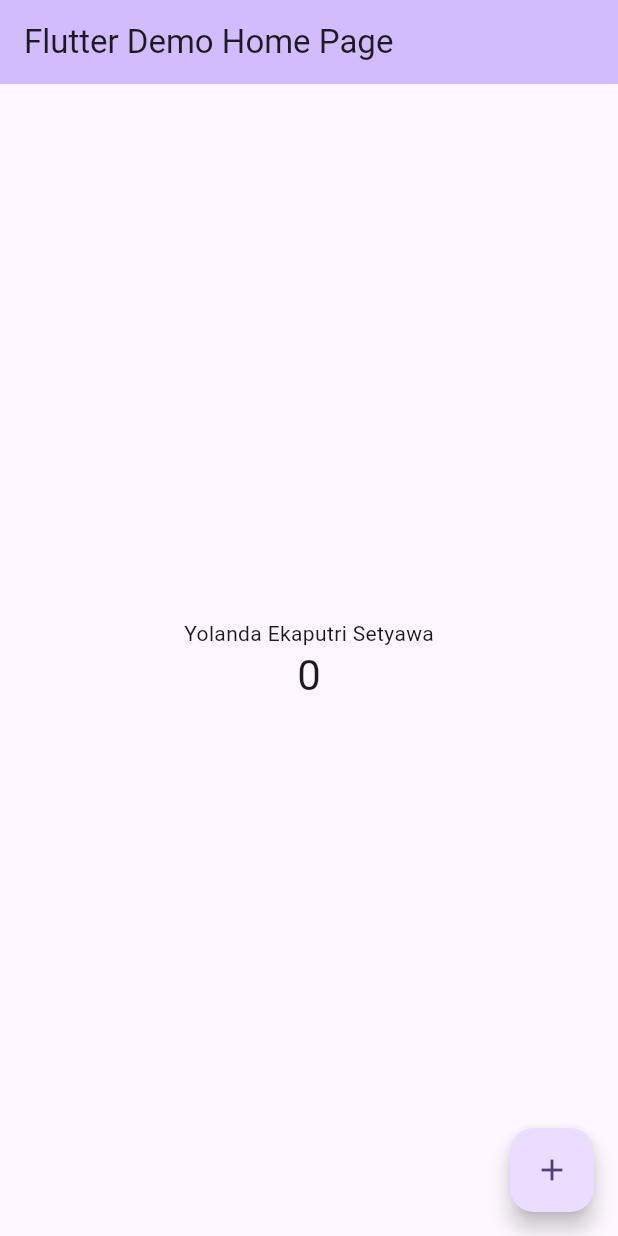
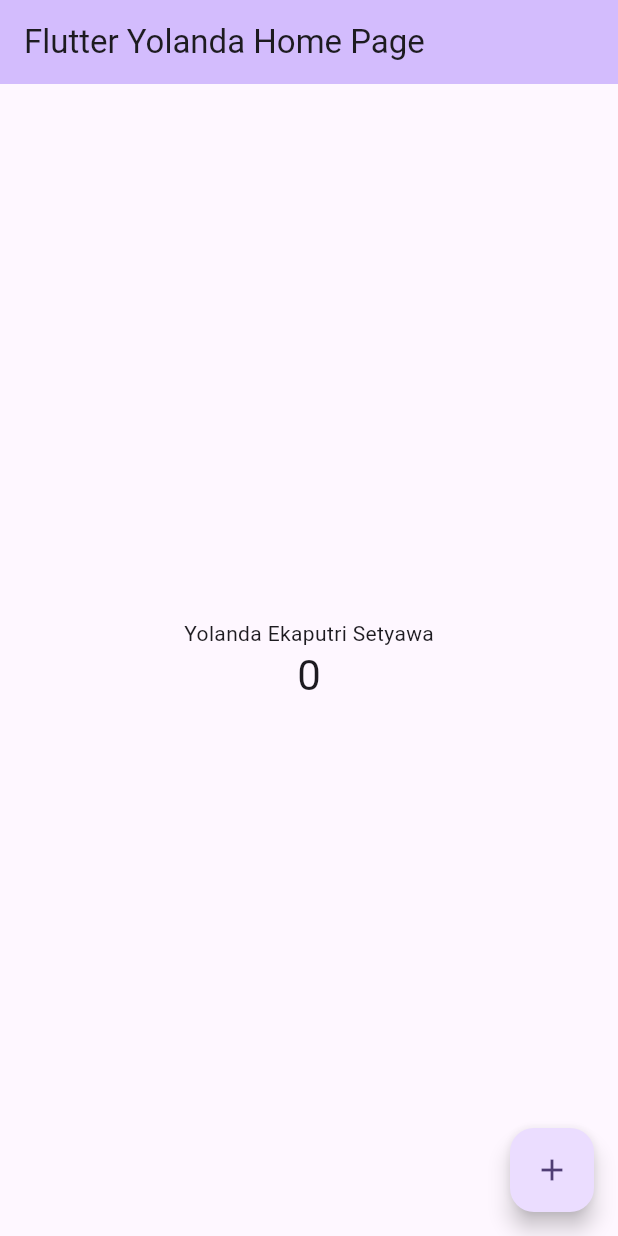
Before and after one commit to yolandaeka/flutter-fundamental-part1, a Flutter app: the screen it shows after launch, on a phone screen of 412 x 824 dp. Run offline on Flutter 3.47's test engine with Material 3 defaults, Android fonts, the phone set to English and light mode, and no system bars.

Commit message:
modified:   lib/main.dart

```diff
--- a/lib/main.dart
+++ b/lib/main.dart
@@ -31,7 +31,7 @@ class MyApp extends StatelessWidget {
         colorScheme: ColorScheme.fromSeed(seedColor: Colors.deepPurple),
         useMaterial3: true,
       ),
-      home: const MyHomePage(title: 'Flutter Demo Home Page'),
+      home: const MyHomePage(title: 'Flutter Yolanda Home Page'),
     );
   }
 }
```
